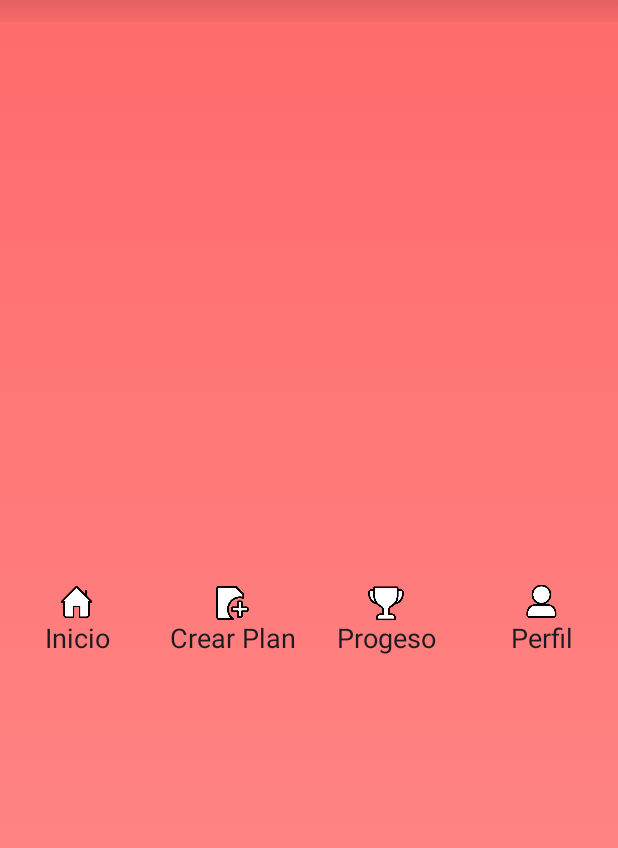
After one commit to Diegoo717/PlaniMe-MobileApp, an Android app built with Jetpack Compose: the composable BottomNavBar shown on its own in the app's theme, on a phone screen of 412 x 824 dp. The commit adds this screen. Shown: the top 848 px of the screen. Run offline under Robolectric (Android 15) with nearby library versions, the phone set to English and light mode, and no system bars; 19 statements that could not run were skipped.

Commit message:
feat: implement component architecture and enhance BottomNavBar
- Created new 'components' directory for reusable UI elements
- Developed and finalized BottomNavBar component design with:
  * Gradient background
  * Ripple effect on clickable items
  * Icon and text layout
- Integrated BottomNavBar into ProfileScreen and HomeScreen
- Improved code organization and maintainability
- Note: Navigation functionality pending implementation

The component follows Material 3 design principles and is properly parameterized for flexible usage across screens.

```diff
--- /dev/null
+++ b/app/src/main/java/com/example/planime_mobileapp/components/BottomNavBar.kt
@@ -0,0 +1,175 @@
+package com.example.planime_mobileapp.components
+
+import androidx.compose.foundation.Image
+import androidx.compose.foundation.background
+import androidx.compose.foundation.clickable
+import androidx.compose.foundation.interaction.MutableInteractionSource
+import androidx.compose.foundation.layout.Arrangement
+import androidx.compose.foundation.layout.Row
+import androidx.compose.foundation.layout.fillMaxWidth
+import androidx.compose.foundation.layout.size
+import androidx.compose.runtime.Composable
+import androidx.compose.ui.Alignment
+import androidx.compose.ui.Modifier
+import androidx.compose.ui.draw.drawBehind
+import androidx.compose.ui.geometry.Size
+import androidx.compose.ui.graphics.Brush
+import androidx.compose.ui.graphics.Color
+import androidx.compose.ui.layout.ContentScale
+import androidx.compose.ui.res.painterResource
+import androidx.compose.ui.unit.dp
+import com.example.planime_mobileapp.R
+import androidx.compose.foundation.layout.*
+import androidx.compose.material.ripple.rememberRipple
+import androidx.compose.material3.Text
+import androidx.compose.runtime.remember
+import androidx.compose.ui.text.TextStyle
+import androidx.compose.ui.text.style.TextAlign
+import androidx.compose.ui.unit.sp
+import com.example.planime_mobileapp.ui.theme.fontFamilyGoogle
+import androidx.compose.material3.ripple
+
+@Composable
+fun BottomNavBar(modifier: Modifier = Modifier){
+    Column(modifier = modifier
+        .fillMaxWidth()
+    ) {
+        Row(
+            modifier = Modifier
+                .fillMaxWidth()
+                .background(brush = Brush.verticalGradient(
+                    colors = listOf(
+                        Color(0xFFFF6B6B),
+                        Color(0xFFFF8E8E)
+                    ),
+                    startY = 0f,
+                    endY = Float.POSITIVE_INFINITY
+                ))
+                .fillMaxHeight()
+                .drawBehind {
+                    drawRect(
+                        brush = Brush.verticalGradient(
+                            colors = listOf(
+                                Color.Black.copy(alpha = 0.1f),
+                                Color.Transparent
+                            ),
+                            startY = 0f,
+                            endY = 30f
+                        ),
+                        size = Size(size.width, 15.dp.toPx())
+                    )
+                },
+            verticalAlignment = Alignment.CenterVertically,
+            horizontalArrangement = Arrangement.SpaceAround
+        ) {
+            Column(
+                verticalArrangement = Arrangement.Center,
+                horizontalAlignment = Alignment.CenterHorizontally,
+                modifier = Modifier
+                    .fillMaxHeight()
+                    .width(100.dp)
+                    .clickable(
+                        interactionSource = remember { MutableInteractionSource() },
+                        indication = ripple(bounded = false, radius = 30.dp),
+                        onClick = {}
+                    )
+            ){
+                Image(
+                    painter = painterResource(id = R.drawable.home_icon),
+                    contentDescription = "home_icon",
+                    contentScale = ContentScale.Fit,
+                    modifier = Modifier
+                        .size(28.dp)
+                )
+                Text(text = "Inicio",
+                    style = TextStyle(
+                        fontSize = 18.sp,
+                        fontFamily = fontFamilyGoogle,
+                        textAlign = TextAlign.Center,
+                    )
+                )
+            }
+            Column(
+                verticalArrangement = Arrangement.Center,
+                horizontalAlignment = Alignment.CenterHorizontally,
+                modifier = Modifier
+                    .fillMaxHeight()
+                    .width(100.dp)
+                    .clickable(
+                        interactionSource = remember { MutableInteractionSource() },
+                        indication = ripple(bounded = false, radius = 30.dp),
+                        onClick = {}
+                    )
+            ){
+                Image(
+                    painter = painterResource(id = R.drawable.add_icon),
+                    contentDescription = "add_icon",
+                    contentScale = ContentScale.Fit,
+                    modifier = Modifier
+                        .size(28.dp)
+                )
+                Text(text = "Crear Plan",
+                    style = TextStyle(
+                        fontSize = 18.sp,
+                        fontFamily = fontFamilyGoogle,
+                        textAlign = TextAlign.Center,
+                    )
+                )
+            }
+            Column(
+                verticalArrangement = Arrangement.Center,
+                horizontalAlignment = Alignment.CenterHorizontally,
+                modifier = Modifier
+                    .fillMaxHeight()
+                    .width(100.dp)
+                    .clickable(
+                        interactionSource = remember { MutableInteractionSource() },
+                        indication = ripple(bounded = false, radius = 30.dp),
+                        onClick = {}
+                    )
+            ){
+                Image(
+                    painter = painterResource(id = R.drawable.goals_icon),
+                    contentDescription = "goals_icon",
+                    contentScale = ContentScale.Fit,
+                    modifier = Modifier
+                        .size(28.dp)
+                )
+                Text(text = "Progeso",
+                    style = TextStyle(
+                        fontSize = 18.sp,
+                        fontFamily = fontFamilyGoogle,
+                        textAlign = TextAlign.Center,
+                    )
+                )
+            }
+            Column(
+                verticalArrangement = Arrangement.Center,
+                horizontalAlignment = Alignment.CenterHorizontally,
+                modifier = Modifier
+                    .fillMaxHeight()
+                    .width(100.dp)
+                    .clickable(
+                        interactionSource = remember { MutableInteractionSource() },
+                        indication = ripple(bounded = false, radius = 30.dp),
+                        onClick = {}
+                    )
+            ){
+                Image(
+                    painter = painterResource(id = R.drawable.user_icon),
+                    contentDescription = "user_icon",
+                    contentScale = ContentScale.Fit,
+                    modifier = Modifier
+                        .size(28.dp)
+                )
+                Text(text = "Perfil",
+                    style = TextStyle(
+                        fontSize = 18.sp,
+                        fontFamily = fontFamilyGoogle,
+                        textAlign = TextAlign.Center,
+                    )
+                )
+            }
+        }
+    }
+}
```
Also changed, not shown: app/src/main/java/com/example/planime_mobileapp/screens/user/HomeScreen.kt (+4 -50 lines), app/src/main/java/com/example/planime_mobileapp/screens/user/UserProfileScreen.kt (+6 -70 lines).
